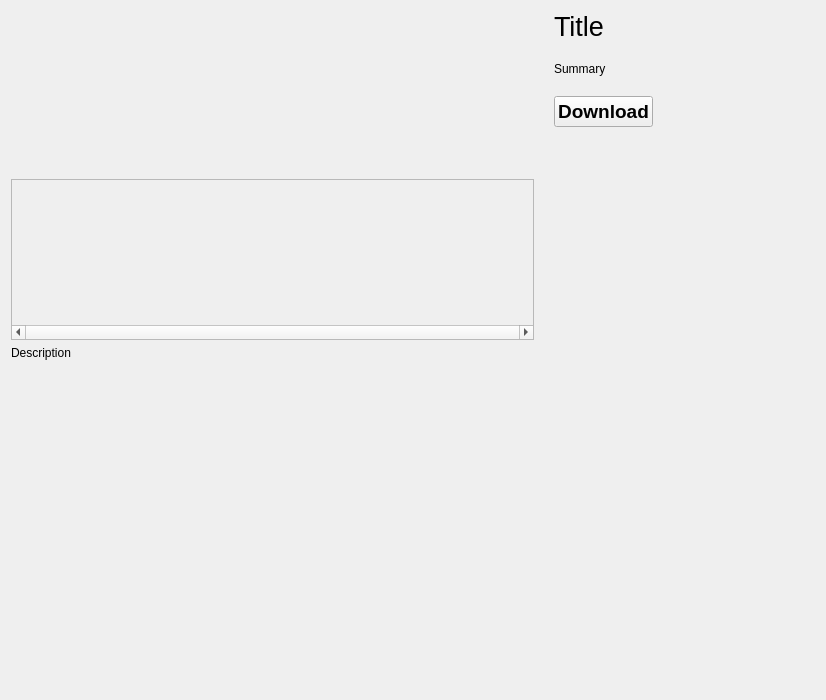
This is BaseClient/Source/PageContentContentWidget.ui in WorksAhead/Base as Qt 5 draws it before an edit. The edited form follows.
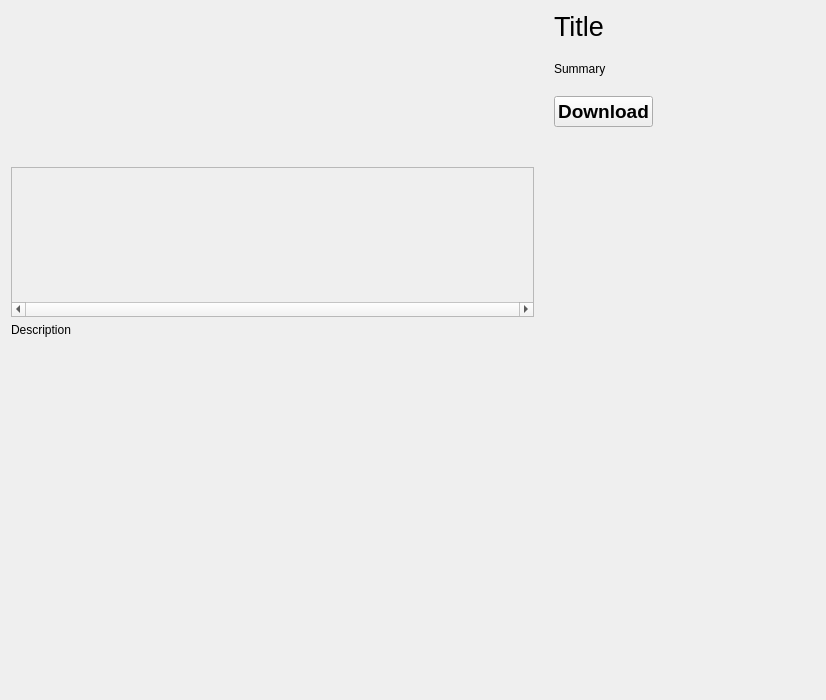
This is the edited form. Custom widgets are drawn as their Qt base class.

```diff
--- a/BaseClient/Source/PageContentContentWidget.ui
+++ b/BaseClient/Source/PageContentContentWidget.ui
@@ -10,7 +10,10 @@
     <height>700</height>
    </rect>
   </property>
-  <layout class="QVBoxLayout" name="verticalLayout_4">
+  <layout class="QVBoxLayout" name="verticalLayout_4" stretch="0,0,0,0,0">
+   <property name="spacing">
+    <number>6</number>
+   </property>
    <item>
     <layout class="QHBoxLayout" name="horizontalLayout_5" stretch="2,1">
      <property name="spacing">
@@ -57,7 +60,7 @@
              <x>0</x>
              <y>0</y>
              <width>522</width>
-             <height>141</height>
+             <height>126</height>
             </rect>
            </property>
           </widget>
@@ -179,6 +182,25 @@
      </property>
     </widget>
    </item>
+   <item>
+    <spacer name="verticalSpacer">
+     <property name="orientation">
+      <enum>Qt::Vertical</enum>
+     </property>
+     <property name="sizeType">
+      <enum>QSizePolicy::Fixed</enum>
+     </property>
+     <property name="sizeHint" stdset="0">
+      <size>
+       <width>20</width>
+       <height>40</height>
+      </size>
+     </property>
+    </spacer>
+   </item>
+   <item>
+    <widget class="CommentWidget" name="commentWidget" native="true"/>
+   </item>
    <item>
     <spacer name="verticalSpacer_3">
      <property name="orientation">
@@ -186,8 +208,8 @@
      </property>
      <property name="sizeHint" stdset="0">
       <size>
-       <width>40</width>
-       <height>20</height>
+       <width>20</width>
+       <height>0</height>
       </size>
      </property>
     </spacer>
@@ -201,6 +223,12 @@
    <header>StackedWidget.h</header>
    <container>1</container>
   </customwidget>
+  <customwidget>
+   <class>CommentWidget</class>
+   <extends>QWidget</extends>
+   <header>CommentWidget.h</header>
+   <container>1</container>
+  </customwidget>
  </customwidgets>
  <resources/>
  <connections/>
```
